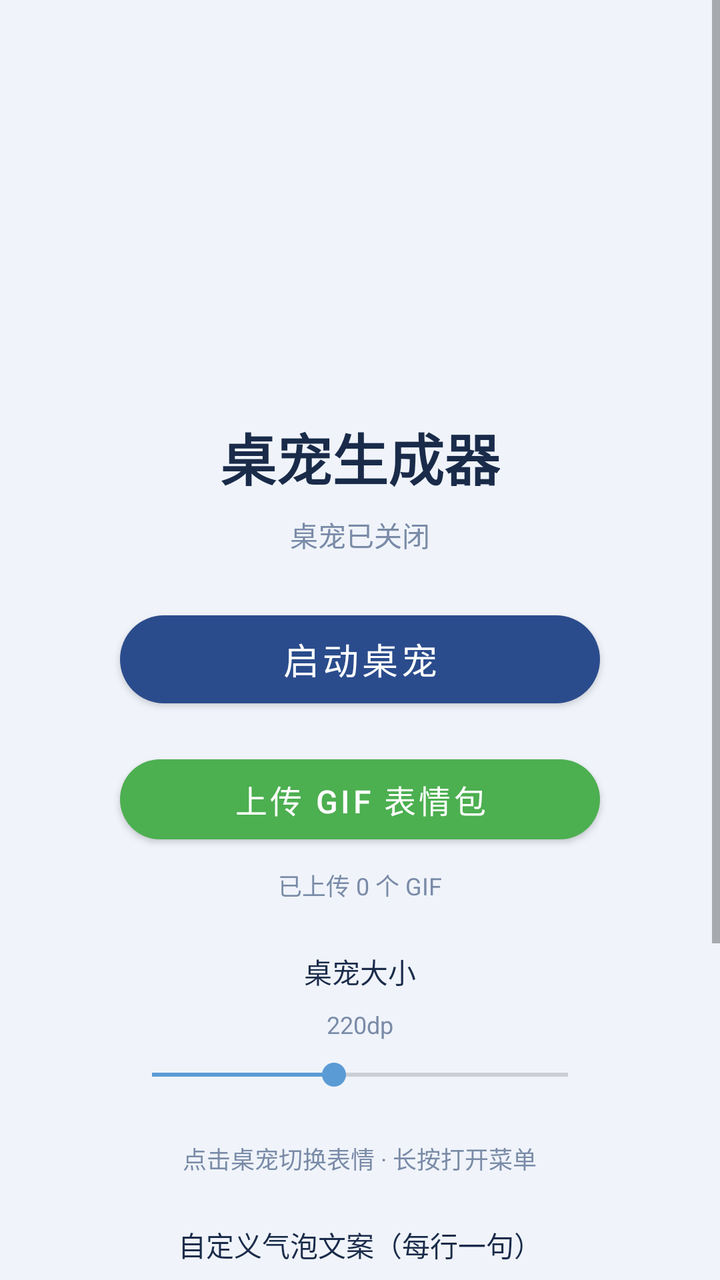
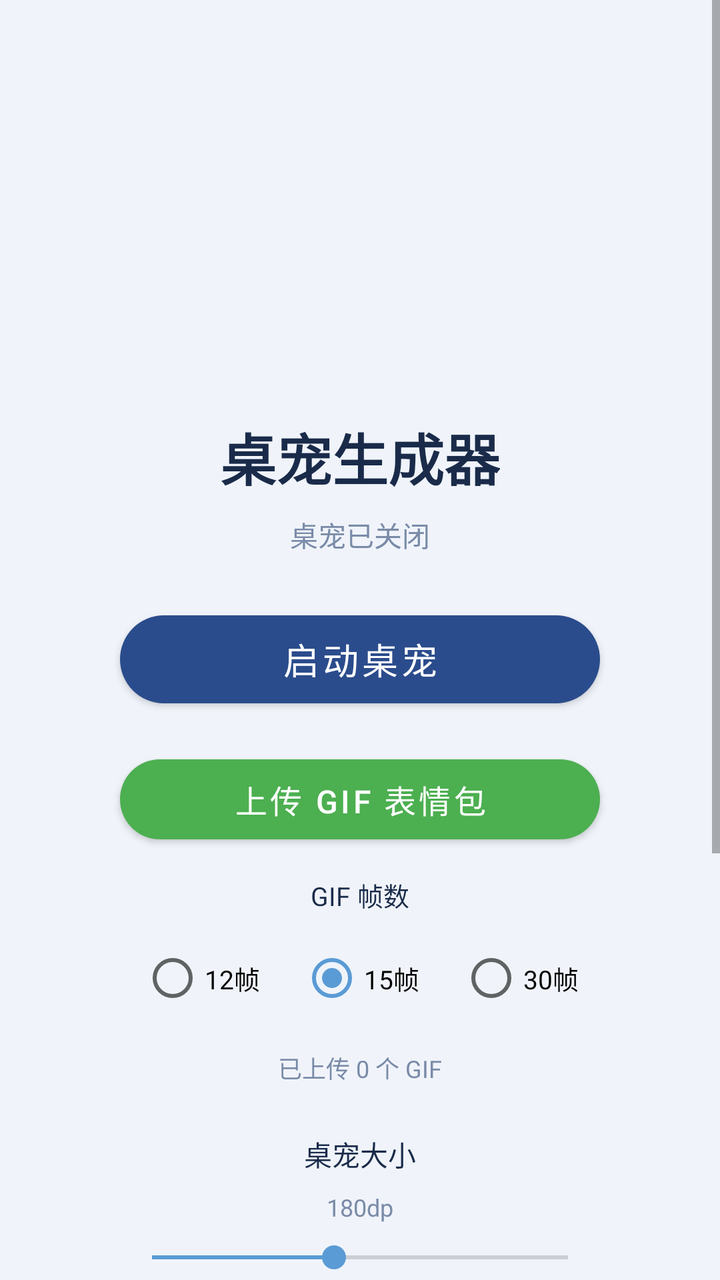

The first picture is an Android layout as it rendered before a commit; the second is the same layout after the commit. The layout source and the unified diff follow.
<!-- AndroidManifest.xml: application theme Theme.PetGen -->
<!-- res/layout/activity_main.xml -->
<?xml version="1.0" encoding="utf-8"?>
<ScrollView xmlns:android="http://schemas.android.com/apk/res/android"
    xmlns:app="http://schemas.android.com/apk/res-auto"
    android:layout_width="match_parent" android:layout_height="match_parent" android:fillViewport="true">
    <LinearLayout android:layout_width="match_parent" android:layout_height="wrap_content"
        android:orientation="vertical" android:gravity="center" android:padding="32dp" android:background="@color/background">
        <ImageView android:id="@+id/ivPetPreview" android:layout_width="160dp" android:layout_height="160dp"
            android:scaleType="fitCenter" android:layout_marginBottom="16dp" />
        <TextView android:layout_width="wrap_content" android:layout_height="wrap_content"
            android:text="@string/app_name" android:textSize="28sp" android:textColor="@color/text"
            android:textStyle="bold" android:layout_marginBottom="8dp" />
        <TextView android:id="@+id/tvStatus" android:layout_width="wrap_content" android:layout_height="wrap_content"
            android:text="@string/pet_stopped" android:textSize="14sp" android:textColor="@color/muted" android:layout_marginBottom="24dp" />
        <com.google.android.material.button.MaterialButton android:id="@+id/btnToggle"
            android:layout_width="240dp" android:layout_height="56dp" android:text="@string/start_pet"
            android:textSize="18sp" app:cornerRadius="28dp" android:layout_marginBottom="16dp" />
        <com.google.android.material.button.MaterialButton android:id="@+id/btnUploadGif"
            android:layout_width="240dp" android:layout_height="52dp" android:text="上传 GIF 表情包"
            android:textSize="16sp" app:cornerRadius="26dp" app:backgroundTint="#4CAF50" android:layout_marginBottom="8dp" />
        <TextView android:id="@+id/tvGifCount" android:layout_width="wrap_content" android:layout_height="wrap_content"
            android:text="已上传 0 个 GIF" android:textSize="12sp" android:textColor="@color/muted" android:layout_marginBottom="24dp" />
        <TextView android:layout_width="wrap_content" android:layout_height="wrap_content"
            android:text="桌宠大小" android:textSize="14sp" android:textColor="@color/text" android:layout_marginBottom="8dp" />
        <TextView android:id="@+id/tvSizeValue" android:layout_width="wrap_content" android:layout_height="wrap_content"
            android:text="220dp" android:textSize="12sp" android:textColor="@color/muted" android:layout_marginBottom="8dp" />
        <SeekBar android:id="@+id/sbSize" android:layout_width="240dp" android:layout_height="wrap_content"
            android:max="320" android:progress="140" android:layout_marginBottom="24dp" />
        <TextView android:layout_width="wrap_content" android:layout_height="wrap_content"
            android:text="点击桌宠切换表情 · 长按打开菜单" android:textSize="12sp" android:textColor="@color/muted"
            android:gravity="center" android:layout_marginBottom="24dp" />
        <TextView android:layout_width="wrap_content" android:layout_height="wrap_content"
            android:text="自定义气泡文案（每行一句）" android:textSize="14sp" android:textColor="@color/text" android:layout_marginBottom="8dp" />
        <EditText android:id="@+id/etBubbleTexts" android:layout_width="260dp" android:layout_height="120dp"
            android:hint="你好呀&#10;今天也要加油哦&#10;摸摸~" android:textSize="14sp" android:textColor="@color/text"
            android:gravity="top|start" android:padding="12dp" android:background="@drawable/bubble_bg"
            android:inputType="textMultiLine|textCapSentences" android:layout_marginBottom="12dp" />
        <com.google.android.material.button.MaterialButton android:id="@+id/btnSaveBubble"
            android:layout_width="200dp" android:layout_height="48dp" android:text="确定" android:textSize="16sp"
            app:cornerRadius="24dp" android:layout_marginBottom="16dp" />
    </LinearLayout>
</ScrollView>
<!-- resources referenced by this layout -->
<resources>
  <color name="background">#F0F4FA</color>
  <color name="muted">#7A8BA8</color>
  <color name="text">#1A2B4A</color>
  <!-- drawable bubble_bg (drawable) -->
  <?xml version="1.0" encoding="utf-8"?>
  <shape xmlns:android="http://schemas.android.com/apk/res/android" android:shape="rectangle">
      <solid android:color="#FFFFFF" />
      <corners android:radius="16dp" />
      <stroke android:width="1dp" android:color="#E0E6F0" />
  </shape>
  <string name="app_name">桌宠生成器</string>
  <string name="pet_stopped">桌宠已关闭</string>
  <string name="start_pet">启动桌宠</string>
  <style name="Theme.PetGen" parent="Theme.MaterialComponents.DayNight.NoActionBar">
          <item name="colorPrimary">@color/primary</item>
          <item name="colorPrimaryVariant">@color/primary</item>
          <item name="colorOnPrimary">@color/surface</item>
          <item name="colorSecondary">@color/accent</item>
          <item name="android:statusBarColor">@color/primary</item>
          <item name="android:windowBackground">@color/background</item>
      </style>
  <color name="primary">#2B4C8C</color>
  <color name="surface">#FFFFFF</color>
  <color name="accent">#5B9BD5</color>
</resources>

<!-- the commit's change to res/layout/activity_main.xml (unified diff, before → after) -->
@@ -1,41 +1,176 @@
 <?xml version="1.0" encoding="utf-8"?>
 <ScrollView xmlns:android="http://schemas.android.com/apk/res/android"
     xmlns:app="http://schemas.android.com/apk/res-auto"
-    android:layout_width="match_parent" android:layout_height="match_parent" android:fillViewport="true">
-    <LinearLayout android:layout_width="match_parent" android:layout_height="wrap_content"
-        android:orientation="vertical" android:gravity="center" android:padding="32dp" android:background="@color/background">
-        <ImageView android:id="@+id/ivPetPreview" android:layout_width="160dp" android:layout_height="160dp"
-            android:scaleType="fitCenter" android:layout_marginBottom="16dp" />
-        <TextView android:layout_width="wrap_content" android:layout_height="wrap_content"
-            android:text="@string/app_name" android:textSize="28sp" android:textColor="@color/text"
-            android:textStyle="bold" android:layout_marginBottom="8dp" />
-        <TextView android:id="@+id/tvStatus" android:layout_width="wrap_content" android:layout_height="wrap_content"
-            android:text="@string/pet_stopped" android:textSize="14sp" android:textColor="@color/muted" android:layout_marginBottom="24dp" />
-        <com.google.android.material.button.MaterialButton android:id="@+id/btnToggle"
-            android:layout_width="240dp" android:layout_height="56dp" android:text="@string/start_pet"
-            android:textSize="18sp" app:cornerRadius="28dp" android:layout_marginBottom="16dp" />
-        <com.google.android.material.button.MaterialButton android:id="@+id/btnUploadGif"
-            android:layout_width="240dp" android:layout_height="52dp" android:text="上传 GIF 表情包"
-            android:textSize="16sp" app:cornerRadius="26dp" app:backgroundTint="#4CAF50" android:layout_marginBottom="8dp" />
-        <TextView android:id="@+id/tvGifCount" android:layout_width="wrap_content" android:layout_height="wrap_content"
-            android:text="已上传 0 个 GIF" android:textSize="12sp" android:textColor="@color/muted" android:layout_marginBottom="24dp" />
-        <TextView android:layout_width="wrap_content" android:layout_height="wrap_content"
-            android:text="桌宠大小" android:textSize="14sp" android:textColor="@color/text" android:layout_marginBottom="8dp" />
-        <TextView android:id="@+id/tvSizeValue" android:layout_width="wrap_content" android:layout_height="wrap_content"
-            android:text="220dp" android:textSize="12sp" android:textColor="@color/muted" android:layout_marginBottom="8dp" />
-        <SeekBar android:id="@+id/sbSize" android:layout_width="240dp" android:layout_height="wrap_content"
-            android:max="320" android:progress="140" android:layout_marginBottom="24dp" />
-        <TextView android:layout_width="wrap_content" android:layout_height="wrap_content"
-            android:text="点击桌宠切换表情 · 长按打开菜单" android:textSize="12sp" android:textColor="@color/muted"
-            android:gravity="center" android:layout_marginBottom="24dp" />
-        <TextView android:layout_width="wrap_content" android:layout_height="wrap_content"
-            android:text="自定义气泡文案（每行一句）" android:textSize="14sp" android:textColor="@color/text" android:layout_marginBottom="8dp" />
-        <EditText android:id="@+id/etBubbleTexts" android:layout_width="260dp" android:layout_height="120dp"
-            android:hint="你好呀&#10;今天也要加油哦&#10;摸摸~" android:textSize="14sp" android:textColor="@color/text"
-            android:gravity="top|start" android:padding="12dp" android:background="@drawable/bubble_bg"
-            android:inputType="textMultiLine|textCapSentences" android:layout_marginBottom="12dp" />
-        <com.google.android.material.button.MaterialButton android:id="@+id/btnSaveBubble"
-            android:layout_width="200dp" android:layout_height="48dp" android:text="确定" android:textSize="16sp"
-            app:cornerRadius="24dp" android:layout_marginBottom="16dp" />
+    android:layout_width="match_parent"
+    android:layout_height="match_parent"
+    android:fillViewport="true">
+
+    <LinearLayout
+        android:layout_width="match_parent"
+        android:layout_height="wrap_content"
+        android:orientation="vertical"
+        android:gravity="center"
+        android:padding="32dp"
+        android:background="@color/background">
+
+    <ImageView
+        android:id="@+id/ivPetPreview"
+        android:layout_width="160dp"
+        android:layout_height="160dp"
+        android:scaleType="fitCenter"
+        android:layout_marginBottom="16dp" />
+
+    <TextView
+        android:layout_width="wrap_content"
+        android:layout_height="wrap_content"
+        android:text="@string/app_name"
+        android:textSize="28sp"
+        android:textColor="@color/text"
+        android:textStyle="bold"
+        android:layout_marginBottom="8dp" />
+
+    <TextView
+        android:id="@+id/tvStatus"
+        android:layout_width="wrap_content"
+        android:layout_height="wrap_content"
+        android:text="@string/pet_stopped"
+        android:textSize="14sp"
+        android:textColor="@color/muted"
+        android:layout_marginBottom="24dp" />
+
+    <com.google.android.material.button.MaterialButton
+        android:id="@+id/btnToggle"
+        android:layout_width="240dp"
+        android:layout_height="56dp"
+        android:text="@string/start_pet"
+        android:textSize="18sp"
+        app:cornerRadius="28dp"
+        android:layout_marginBottom="16dp" />
+
+    <com.google.android.material.button.MaterialButton
+        android:id="@+id/btnUploadGif"
+        android:layout_width="240dp"
+        android:layout_height="52dp"
+        android:text="上传 GIF 表情包"
+        android:textSize="16sp"
+        app:cornerRadius="26dp"
+        app:backgroundTint="#4CAF50"
+        android:layout_marginBottom="8dp" />
+
+    <TextView
+        android:layout_width="wrap_content"
+        android:layout_height="wrap_content"
+        android:text="GIF 帧数"
+        android:textSize="13sp"
+        android:textColor="@color/text"
+        android:layout_marginTop="4dp"
+        android:layout_marginBottom="4dp" />
+
+    <RadioGroup
+        android:id="@+id/rgFrameCount"
+        android:layout_width="wrap_content"
+        android:layout_height="wrap_content"
+        android:orientation="horizontal"
+        android:layout_marginBottom="8dp"
+        android:padding="4dp">
+
+        <RadioButton
+            android:id="@+id/rb12"
+            android:layout_width="wrap_content"
+            android:layout_height="wrap_content"
+            android:text="12帧"
+            android:textSize="13sp"
+            android:layout_marginEnd="20dp" />
+
+        <RadioButton
+            android:id="@+id/rb15"
+            android:layout_width="wrap_content"
+            android:layout_height="wrap_content"
+            android:text="15帧"
+            android:textSize="13sp"
+            android:checked="true"
+            android:layout_marginEnd="20dp" />
+
+        <RadioButton
+            android:id="@+id/rb30"
+            android:layout_width="wrap_content"
+            android:layout_height="wrap_content"
+            android:text="30帧"
+            android:textSize="13sp" />
+    </RadioGroup>
+
+    <TextView
+        android:id="@+id/tvGifCount"
+        android:layout_width="wrap_content"
+        android:layout_height="wrap_content"
+        android:text="已上传 0 个 GIF"
+        android:textSize="12sp"
+        android:textColor="@color/muted"
+        android:layout_marginBottom="24dp" />
+
+    <TextView
+        android:layout_width="wrap_content"
+        android:layout_height="wrap_content"
+        android:text="桌宠大小"
+        android:textSize="14sp"
+        android:textColor="@color/text"
+        android:layout_marginBottom="8dp" />
+
+    <TextView
+        android:id="@+id/tvSizeValue"
+        android:layout_width="wrap_content"
+        android:layout_height="wrap_content"
+        android:text="180dp"
+        android:textSize="12sp"
+        android:textColor="@color/muted"
+        android:layout_marginBottom="8dp" />
+
+    <SeekBar
+        android:id="@+id/sbSize"
+        android:layout_width="240dp"
+        android:layout_height="wrap_content"
+        android:max="320"
+        android:progress="140"
+        android:layout_marginBottom="24dp" />
+
+    <TextView
+        android:layout_width="wrap_content"
+        android:layout_height="wrap_content"
+        android:text="点击桌宠切换表情 · 长按打开菜单"
+        android:textSize="12sp"
+        android:textColor="@color/muted"
+        android:gravity="center"
+        android:layout_marginBottom="24dp" />
+
+    <TextView
+        android:layout_width="wrap_content"
+        android:layout_height="wrap_content"
+        android:text="自定义气泡文案（每行一句）"
+        android:textSize="14sp"
+        android:textColor="@color/text"
+        android:layout_marginBottom="8dp" />
+
+    <EditText
+        android:id="@+id/etBubbleTexts"
+        android:layout_width="260dp"
+        android:layout_height="120dp"
+        android:hint="你好呀&#10;今天也要加油哦&#10;摸摸~"
+        android:textSize="14sp"
+        android:textColor="@color/text"
+        android:gravity="top|start"
+        android:padding="12dp"
+        android:background="@drawable/bubble_bg"
+        android:inputType="textMultiLine|textCapSentences"
+        android:layout_marginBottom="12dp" />
+
+    <com.google.android.material.button.MaterialButton
+        android:id="@+id/btnSaveBubble"
+        android:layout_width="200dp"
+        android:layout_height="48dp"
+        android:text="确定"
+        android:textSize="16sp"
+        app:cornerRadius="24dp"
+        android:layout_marginBottom="16dp" />
+
     </LinearLayout>
 </ScrollView>
